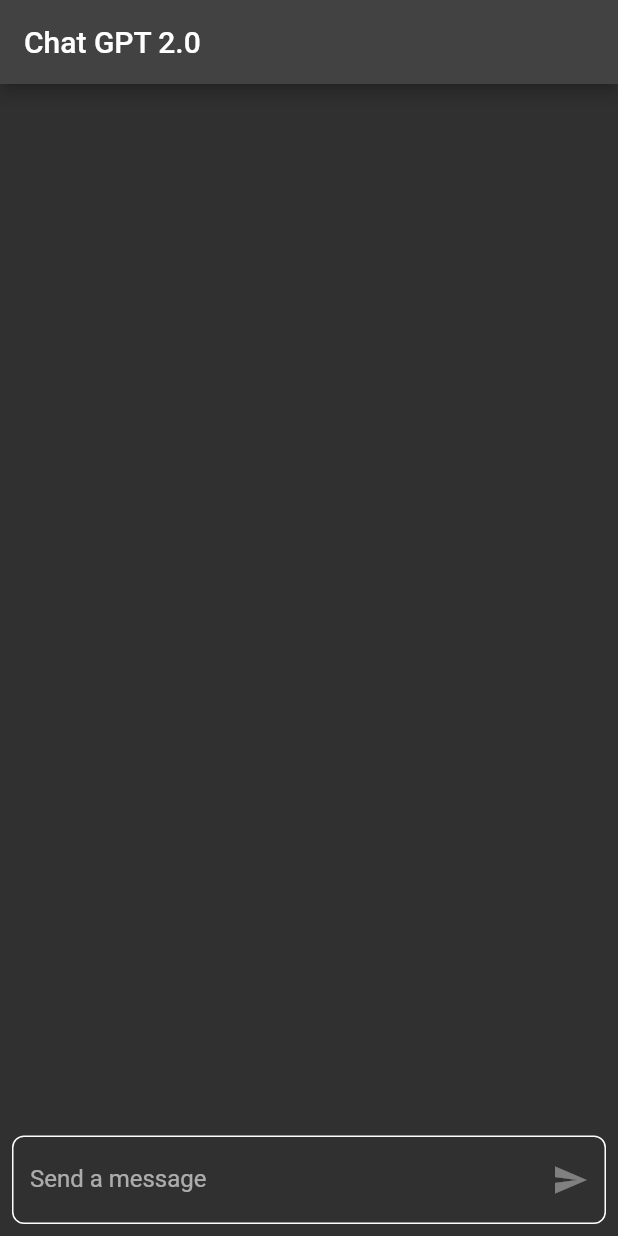
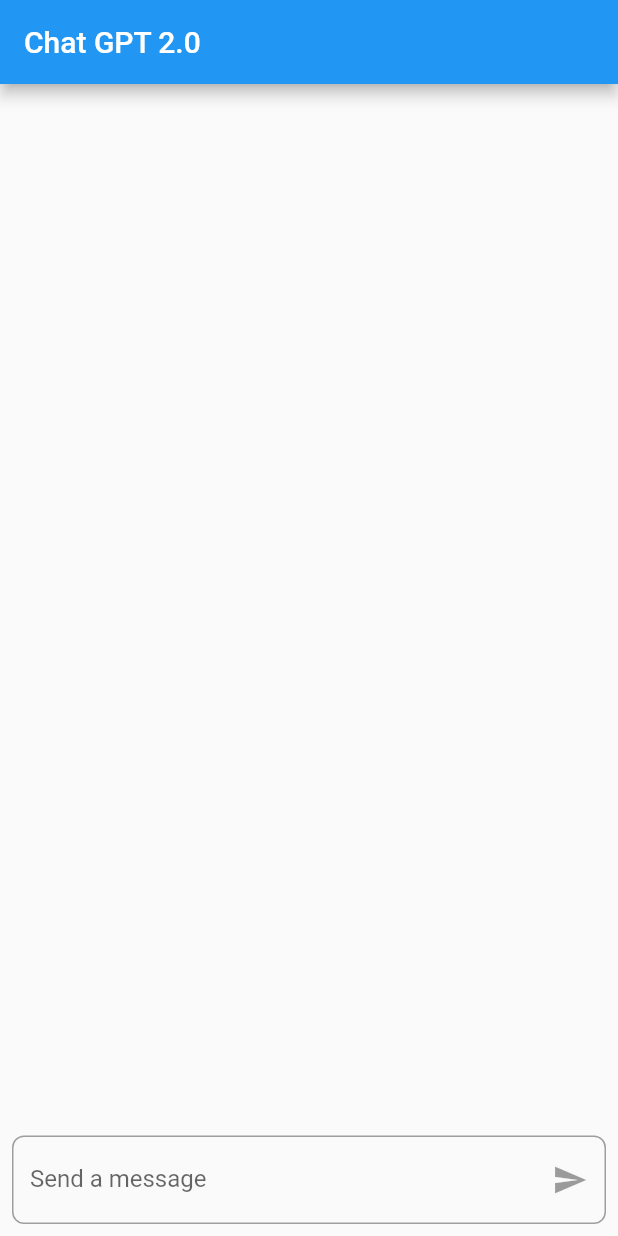
Before and after one commit to divyeshvankar/ChatGptApp, a Flutter app: the screen it shows after launch, on a phone screen of 412 x 824 dp. Run offline on Flutter 3.47's test engine with Material 2 defaults, Android fonts, the phone set to English and light mode, and no system bars; Roboto replaces fonts that are missing (Arial).

Commit message:
Light theme is here

```diff
--- a/chat_app/lib/main.dart
+++ b/chat_app/lib/main.dart
@@ -16,9 +16,10 @@ class ChatApp extends StatelessWidget {
       title: 'Chat GPT 2.0',
       theme: ThemeData(
         primarySwatch: Colors.blue,
-        primaryColor: Colors.blueGrey[900], // Set the primary color
-        brightness: Brightness.dark, // Set the theme to use a dark background
+        primaryColor: Colors.white,
+        brightness: Brightness.light,
         visualDensity: VisualDensity.adaptivePlatformDensity,
+        fontFamily: 'Arial', // Change the font to Arial
       ),
       home: const ChatScreen(),
     );
@@ -46,8 +47,8 @@ class _ChatScreenState extends State<ChatScreen> {
   final TextEditingController _messageController = TextEditingController();
   final List<ChatMessage> _messages = [];
   StreamSubscription<String>? _responseSubscription;
-  bool _isLoading = false; // Add isLoading variable
-  bool _isMessageEmpty = true; // Add isMessageEmpty variable
+  bool _isLoading = false;
+  bool _isMessageEmpty = true;
 
   Future<void> _sendMessage(String message) async {
     try {
@@ -63,11 +64,9 @@ class _ChatScreenState extends State<ChatScreen> {
       if (response.statusCode == 200) {
         final responseBody = response.body;
 
-        // Check if the response is a valid JSON string
         if (responseBody != null && responseBody.isNotEmpty) {
           final jsonData = jsonDecode(responseBody);
 
-          // Handle the response based on the expected format
           if (jsonData['response'] != null && jsonData['response'] is List) {
             final responseList = jsonData['response'];
 
@@ -77,7 +76,7 @@ class _ChatScreenState extends State<ChatScreen> {
                 final content = item['content'];
                 _messages.add(ChatMessage(sender: role, message: content));
               }
-              _isLoading = false; // Set isLoading to false after receiving the response
+              _isLoading = false;
             });
           } else {
             print('Invalid response format: $responseBody');
@@ -109,26 +108,26 @@ class _ChatScreenState extends State<ChatScreen> {
             child: Stack(
               children: [
                 ListView.builder(
-                  reverse: true, // Reverse the list to show new messages at the bottom
+                  reverse: true,
                   itemCount: _messages.length,
                   itemBuilder: (ctx, index) {
                     final chatMessage = _messages.reversed.toList()[index];
                     return ListTile(
                       title: Align(
                         alignment: chatMessage.sender == 'user'
-                            ? Alignment.centerRight // Align user's messages to the right
-                            : Alignment.centerLeft, // Align assistant's replies to the left
+                            ? Alignment.centerRight
+                            : Alignment.centerLeft,
                         child: Container(
                           padding: const EdgeInsets.all(8.0),
                           decoration: BoxDecoration(
                             color: chatMessage.sender == 'user'
-                                ? Colors.blueAccent // Color for user's message
-                                : const Color.fromARGB(255, 1, 78, 41), // Color for assistant's reply
+                                ? Colors.blue.withOpacity(0.1)
+                                : Colors.grey.withOpacity(0.1),
                             borderRadius: BorderRadius.circular(8.0),
                           ),
                           child: Text(
                             chatMessage.message,
-                            style: const TextStyle(color: Colors.white),
+                            style: const TextStyle(color: Colors.black),
                           ),
                         ),
                       ),
@@ -161,11 +160,11 @@ class _ChatScreenState extends State<ChatScreen> {
                 labelText: 'Send a message',
                 border: OutlineInputBorder(),
                 focusedBorder: OutlineInputBorder(
-        borderSide: BorderSide(color: Colors.white), // Set the focused border color to white
+                  borderSide: BorderSide(color: Colors.blue),
                   borderRadius: BorderRadius.circular(8.0),
                 ),
                 enabledBorder: OutlineInputBorder(
-        borderSide: BorderSide(color: Colors.white), // Set the enabled border color to white
+                  borderSide: BorderSide(color: Colors.grey),
                   borderRadius: BorderRadius.circular(8.0),
                 ),
                 suffixIcon: IconButton(
@@ -180,14 +179,13 @@ class _ChatScreenState extends State<ChatScreen> {
                     }
                   },
                   icon: Icon(Icons.send),
-        color: _isMessageEmpty ? Colors.white : Color.fromARGB(255, 5, 155, 18),
+                  color: _isMessageEmpty ? Colors.grey : Colors.blue,
                 ),
               ),
-    style: TextStyle(color: Colors.white), // Set the text color to white
-    cursorColor: Colors.white, // Set the cursor color to white
+              style: const TextStyle(color: Colors.black),
+              cursorColor: Colors.blue,
             ),
           ),
-
         ],
       ),
     );
```
Lines whose indentation alone changed are shown as unchanged.
